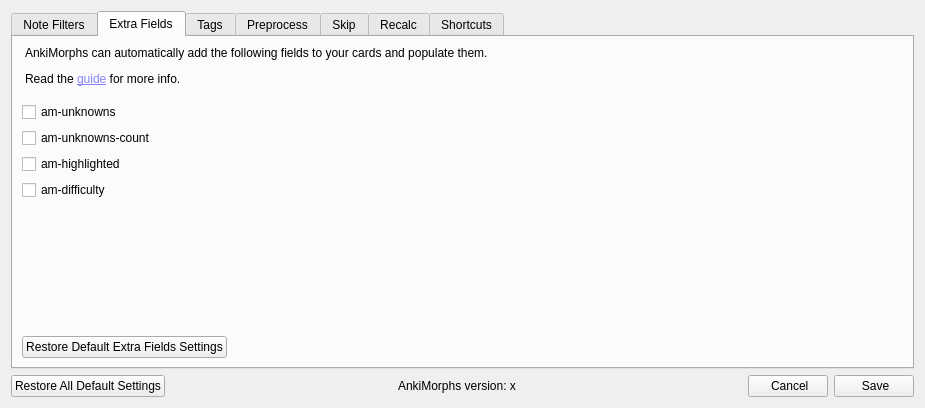
The window that ankimorphs/ui/settings_dialog.ui (mortii/anki-morphs) describes before a commit, drawn with Qt 5.
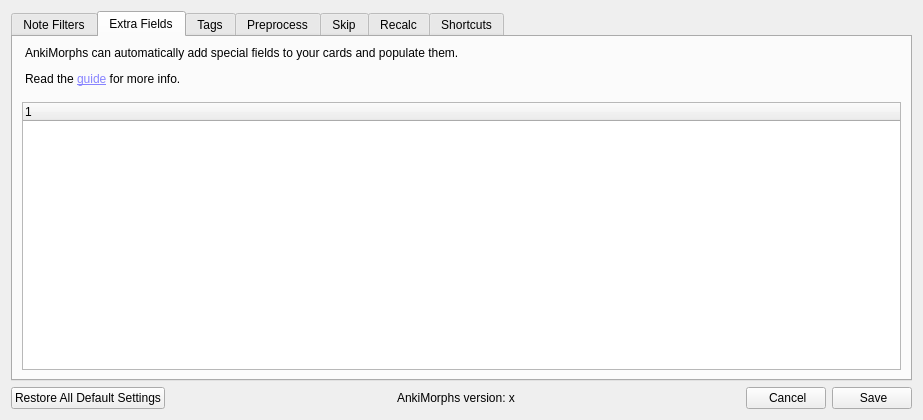
The same window after the commit. The open tabs and pages were chosen to show the change.

Commit message: added fine grained extra field selection (#104)

The edit to the form file:
```diff
--- a/ankimorphs/ui/settings_dialog.ui
+++ b/ankimorphs/ui/settings_dialog.ui
@@ -9,8 +9,8 @@
    <rect>
     <x>0</x>
     <y>0</y>
-    <width>925</width>
-    <height>408</height>
+    <width>923</width>
+    <height>420</height>
    </rect>
   </property>
   <property name="windowTitle">
@@ -118,7 +118,7 @@
               <string notr="true">margin-bottom: 10px;</string>
              </property>
              <property name="text">
-              <string>&lt;html&gt;&lt;head/&gt;&lt;body&gt;&lt;p&gt;AnkiMorphs can automatically add the following fields to your cards and populate them.&lt;/p&gt;&lt;p&gt;Read the &lt;a href=&quot;https://mortii.github.io/anki-morphs/user_guide/setup/settings/extra-fields.html&quot;&gt;&lt;span style=&quot; text-decoration: underline; color:#8783ff;&quot;&gt;guide&lt;/span&gt;&lt;/a&gt; for more info.&lt;/p&gt;&lt;/body&gt;&lt;/html&gt;</string>
+              <string>&lt;html&gt;&lt;head/&gt;&lt;body&gt;&lt;p&gt;AnkiMorphs can automatically add special fields to your cards and populate them.&lt;/p&gt;&lt;p&gt;Read the &lt;a href=&quot;https://mortii.github.io/anki-morphs/user_guide/setup/settings/extra-fields.html&quot;&gt;&lt;span style=&quot; text-decoration: underline; color:#8783ff;&quot;&gt;guide&lt;/span&gt;&lt;/a&gt; for more info.&lt;/p&gt;&lt;/body&gt;&lt;/html&gt;</string>
              </property>
              <property name="textFormat">
               <enum>Qt::MarkdownText</enum>
@@ -129,69 +129,16 @@
             </widget>
            </item>
            <item>
-            <widget class="QCheckBox" name="extraUnknownsCheckBox">
-             <property name="text">
-              <string>am-unknowns</string>
-             </property>
+            <widget class="QTreeWidget" name="treeWidget">
+             <column>
+              <property name="text">
+               <string notr="true">1</string>
+              </property>
+             </column>
             </widget>
            </item>
            <item>
-            <widget class="QCheckBox" name="extraUnknownsCountCheckBox">
-             <property name="text">
-              <string>am-unknowns-count</string>
-             </property>
-            </widget>
-           </item>
-           <item>
-            <widget class="QCheckBox" name="extraHighlightedCheckBox">
-             <property name="text">
-              <string>am-highlighted</string>
-             </property>
-            </widget>
-           </item>
-           <item>
-            <widget class="QCheckBox" name="extraDifficultyCheckBox">
-             <property name="text">
-              <string>am-difficulty</string>
-             </property>
-            </widget>
-           </item>
-           <item>
-            <spacer name="verticalSpacer_6">
-             <property name="orientation">
-              <enum>Qt::Vertical</enum>
-             </property>
-             <property name="sizeHint" stdset="0">
-              <size>
-               <width>20</width>
-               <height>40</height>
-              </size>
-             </property>
-            </spacer>
-           </item>
-           <item>
-            <layout class="QHBoxLayout" name="horizontalLayout_3">
-             <item>
-              <widget class="QPushButton" name="restoreExtraFieldsPushButton">
-               <property name="text">
-                <string>Restore Default Extra Fields Settings</string>
-               </property>
-              </widget>
-             </item>
-             <item>
-              <spacer name="horizontalSpacer_9">
-               <property name="orientation">
-                <enum>Qt::Horizontal</enum>
-               </property>
-               <property name="sizeHint" stdset="0">
-                <size>
-                 <width>40</width>
-                 <height>20</height>
-                </size>
-               </property>
-              </spacer>
-             </item>
-            </layout>
+            <layout class="QHBoxLayout" name="horizontalLayout_3"/>
            </item>
           </layout>
          </item>
```
The commit also changes 6 other files.
